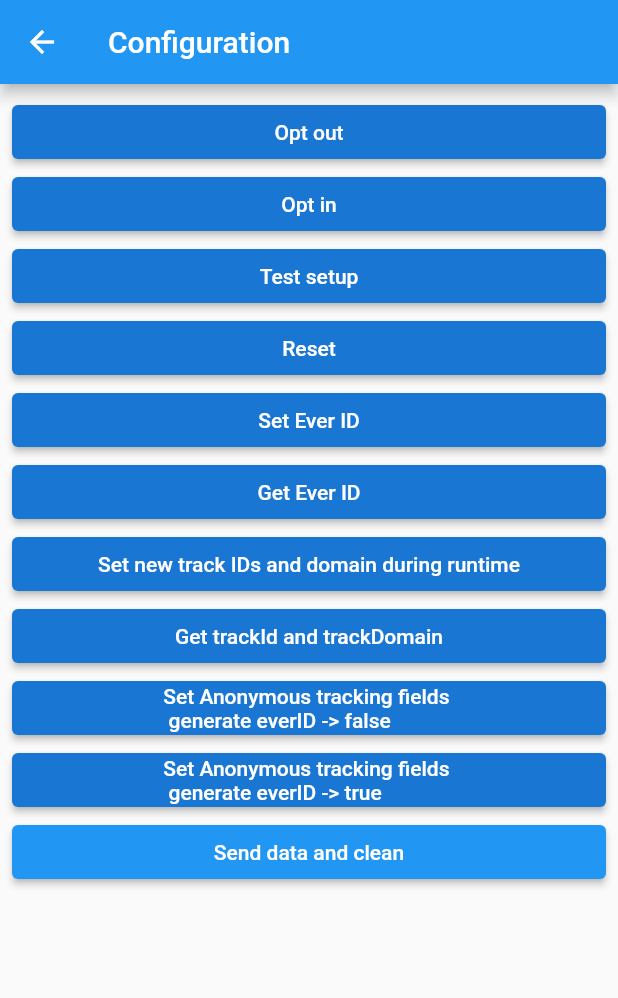
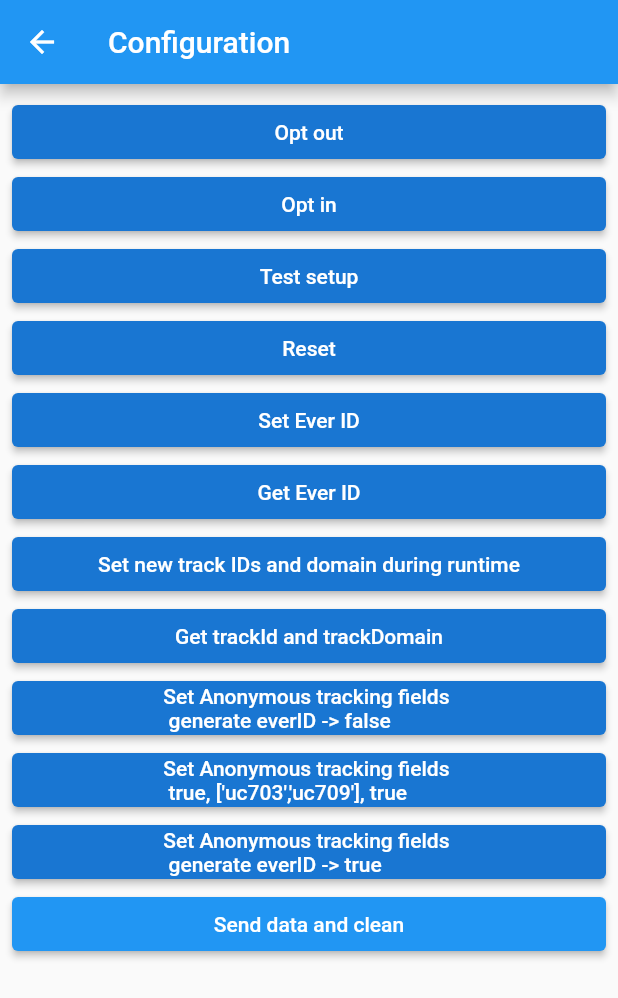
Before and after one commit to mapp-digital/Mapp-Intelligence-Flutter-Tracking, a Flutter app: the screen it shows after launch, after a tap on "Configuration", on a phone screen of 412 x 824 dp. Shown: the top 998 px of the screen. Run offline on Flutter 3.47's test engine with Material 2 defaults, Android fonts, the light colour scheme and no system bars; our stand-ins replace chewie, video_player; statements that could not run were skipped.

```diff
--- a/example/lib/Details.dart
+++ b/example/lib/Details.dart
@@ -49,6 +49,7 @@ class DetailsView extends StatelessWidget {
         PluginMappintelligence.setBatchSupportEnabledWithSize(false, 150);
         PluginMappintelligence.setRequestInterval(1);
         PluginMappintelligence.setRequestPerQueue(300);
+        PluginMappintelligence.setSendAppVersionInEveryRequest(true);
         //PluginMappintelligence.setEverId("111111111");
       },
       child: Text("Reset"),
@@ -76,7 +77,8 @@ class DetailsView extends StatelessWidget {
 
     buttons.add(ElevatedButton(
       onPressed: () {
-        PluginMappintelligence.setIdsAndDomain(["826582930668809"], "http://vdestellaaccount01.wt-eu02.net");
+        PluginMappintelligence.setIdsAndDomain(
+            ["826582930668809"], "http://vdestellaaccount01.wt-eu02.net");
       },
       child: Text("Set new track IDs and domain during runtime"),
       style:
@@ -112,6 +114,14 @@ class DetailsView extends StatelessWidget {
         PluginMappintelligence.setAnonymousTracking(true, [], false);
       },
       child: Text("Set Anonymous tracking fields \n generate everID -> false"),
+      style:
+          ElevatedButton.styleFrom(primary: Theme.of(context).primaryColorDark),
+    ));
+    buttons.add(ElevatedButton(
+      onPressed: () async {
+        PluginMappintelligence.setAnonymousTracking(true, ['uc703','uc709'], true);
+      },
+      child: Text("Set Anonymous tracking fields \n true, ['uc703','uc709'], true"),
       style:
           ElevatedButton.styleFrom(primary: Theme.of(context).primaryColorDark),
     ));
--- a/example/lib/PageTracking.dart
+++ b/example/lib/PageTracking.dart
@@ -16,7 +16,7 @@ class PageTracking extends StatelessWidget {
     ));
     buttons.add(ElevatedButton(
       onPressed: () async {
-        var pageParameters = {'Usrname': 'tom', 'Password': 'pass@123'};
+        var pageParameters = {'uc709': 'Nis, Cicevac', 'uc703': 'Stefan'};
         PluginMappintelligence.trackPage("customName", pageParameters);
       },
       child: Text('Track Custom Page'),
--- a/example/lib/main.dart
+++ b/example/lib/main.dart
@@ -22,11 +22,10 @@ void main() async {
     runApp(MyApp());
   }, (Object error, StackTrace stack) {
     if (error is PlatformException) {
-      var exception = error as PlatformException;
       PluginMappintelligence.trackExceptionWithNameAndMessage(
           "PLATFORM EXCEPTION",
-          exception.message ?? "Unknown exception details");
-      print("PLATFORM EXCEPTION: " + exception.message!);
+          error.message ?? "Unknown exception details");
+      print("PLATFORM EXCEPTION: " + error.message!);
     }
   });
 }
```
